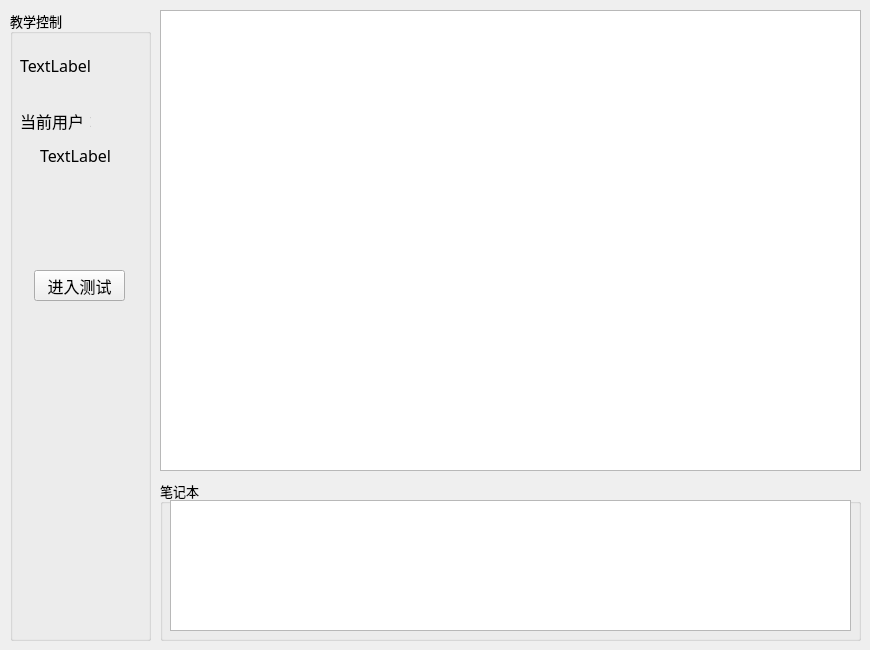
Above: PatternKnowledgeEducationSystem/usecase.ui from JosanSun/NewGenerationNetworkEducation before the change. Below: the same form after it.
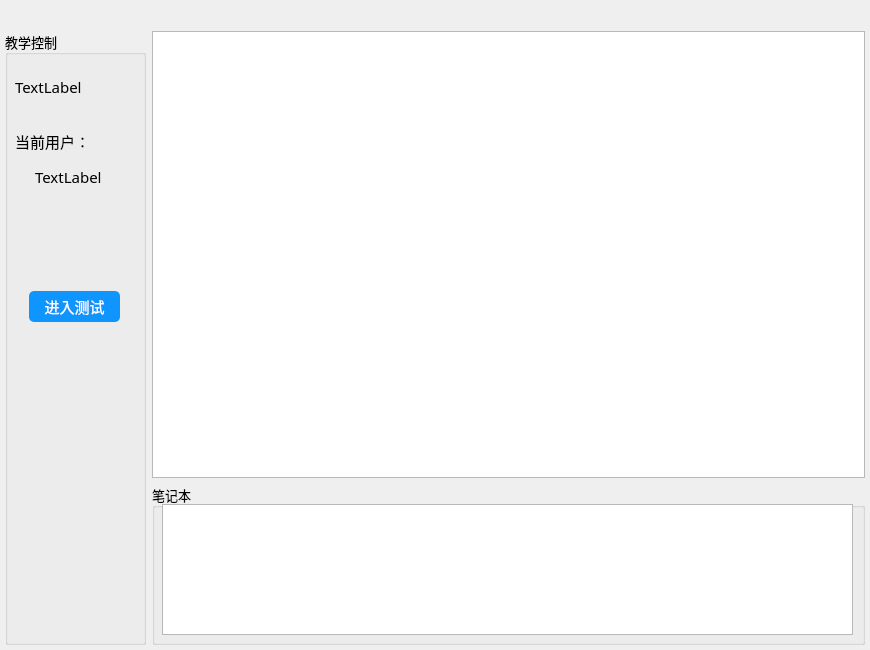
That is the form after the change. Icons and pictures are not drawn.

```diff
--- a/PatternKnowledgeEducationSystem/usecase.ui
+++ b/PatternKnowledgeEducationSystem/usecase.ui
@@ -35,56 +35,104 @@
    <iconset resource="educationsystem.qrc">
     <normaloff>:/images/icon.png</normaloff>:/images/icon.png</iconset>
   </property>
-  <widget class="QTextBrowser" name="textBrowser">
-   <property name="geometry">
-    <rect>
-     <x>160</x>
-     <y>10</y>
-     <width>701</width>
-     <height>461</height>
-    </rect>
+  <layout class="QVBoxLayout" name="verticalLayout_2">
+   <property name="spacing">
+    <number>0</number>
    </property>
-  </widget>
-  <widget class="QGroupBox" name="groupBox">
-   <property name="geometry">
-    <rect>
-     <x>160</x>
-     <y>480</y>
-     <width>701</width>
-     <height>161</height>
-    </rect>
+   <property name="leftMargin">
+    <number>0</number>
    </property>
-   <property name="contextMenuPolicy">
-    <enum>Qt::NoContextMenu</enum>
+   <property name="topMargin">
+    <number>0</number>
    </property>
-   <property name="title">
-    <string>笔记本</string>
+   <property name="rightMargin">
+    <number>0</number>
    </property>
-   <property name="checkable">
-    <bool>false</bool>
+   <property name="bottomMargin">
+    <number>0</number>
    </property>
-   <widget class="QTextEdit" name="textEdit">
-    <property name="geometry">
-     <rect>
-      <x>10</x>
-      <y>20</y>
-      <width>681</width>
-      <height>131</height>
-     </rect>
-    </property>
-    <property name="readOnly">
-     <bool>false</bool>
-    </property>
-   </widget>
-  </widget>
+   <item>
+    <layout class="QHBoxLayout" name="horizontalLayout_2">
+     <property name="spacing">
+      <number>0</number>
+     </property>
+     <item>
+      <spacer name="horizontalSpacer">
+       <property name="orientation">
+        <enum>Qt::Horizontal</enum>
+       </property>
+       <property name="sizeHint" stdset="0">
+        <size>
+         <width>40</width>
+         <height>20</height>
+        </size>
+       </property>
+      </spacer>
+     </item>
+     <item>
+      <widget class="QPushButton" name="buttonMin">
+       <property name="styleSheet">
+        <string notr="true">QPushButton#buttonClose
+{
+    background-color:transparent;
+}</string>
+       </property>
+       <property name="text">
+        <string/>
+       </property>
+       <property name="flat">
+        <bool>true</bool>
+       </property>
+      </widget>
+     </item>
+     <item>
+      <widget class="QPushButton" name="buttonClose">
+       <property name="styleSheet">
+        <string notr="true">QPushButton#buttonClose
+{
+    background-color:transparent;
+}</string>
+       </property>
+       <property name="text">
+        <string/>
+       </property>
+       <property name="flat">
+        <bool>true</bool>
+       </property>
+      </widget>
+     </item>
+    </layout>
+   </item>
+   <item>
+    <layout class="QHBoxLayout" name="horizontalLayout">
+     <property name="leftMargin">
+      <number>5</number>
+     </property>
+     <property name="topMargin">
+      <number>5</number>
+     </property>
+     <property name="rightMargin">
+      <number>5</number>
+     </property>
+     <property name="bottomMargin">
+      <number>5</number>
+     </property>
+     <item>
   <widget class="QGroupBox" name="groupBox_2">
-   <property name="geometry">
-    <rect>
-     <x>10</x>
-     <y>10</y>
+       <property name="sizePolicy">
+        <sizepolicy hsizetype="Fixed" vsizetype="Preferred">
+         <horstretch>0</horstretch>
+         <verstretch>0</verstretch>
+        </sizepolicy>
+       </property>
+       <property name="minimumSize">
+        <size>
      <width>141</width>
-     <height>631</height>
-    </rect>
+         <height>0</height>
+        </size>
+       </property>
+       <property name="styleSheet">
+        <string notr="true">font: 11pt &quot;幼圆&quot;;</string>
    </property>
    <property name="title">
     <string>教学控制</string>
@@ -98,14 +146,36 @@
       <height>31</height>
      </rect>
     </property>
+        <property name="minimumSize">
+         <size>
+          <width>91</width>
+          <height>31</height>
+         </size>
+        </property>
     <property name="font">
      <font>
-      <pointsize>12</pointsize>
-     </font>
-    </property>
+          <family>幼圆</family>
+          <pointsize>11</pointsize>
+          <weight>50</weight>
+          <italic>false</italic>
+          <bold>false</bold>
+         </font>
+        </property>
+        <property name="styleSheet">
+         <string notr="true">QPushButton
+{
+    color:white;
+    background-color:rgb(14 , 150 , 254);
+    border-radius:5px;
+}
+</string>
+        </property>
     <property name="text">
      <string>进入测试</string>
     </property>
+        <property name="flat">
+         <bool>true</bool>
+        </property>
    </widget>
    <widget class="QLabel" name="currentTimeLabel">
     <property name="geometry">
@@ -118,7 +188,11 @@
     </property>
     <property name="font">
      <font>
-      <pointsize>12</pointsize>
+          <family>幼圆</family>
+          <pointsize>11</pointsize>
+          <weight>50</weight>
+          <italic>false</italic>
+          <bold>false</bold>
      </font>
     </property>
     <property name="text">
@@ -136,8 +210,11 @@
     </property>
     <property name="font">
      <font>
-      <family>楷体</family>
-      <pointsize>12</pointsize>
+          <family>幼圆</family>
+          <pointsize>11</pointsize>
+          <weight>50</weight>
+          <italic>false</italic>
+          <bold>false</bold>
      </font>
     </property>
     <property name="text">
@@ -155,7 +232,11 @@
     </property>
     <property name="font">
      <font>
-      <pointsize>12</pointsize>
+          <family>幼圆</family>
+          <pointsize>11</pointsize>
+          <weight>50</weight>
+          <italic>false</italic>
+          <bold>false</bold>
      </font>
     </property>
     <property name="text">
@@ -163,6 +244,65 @@
     </property>
    </widget>
   </widget>
+     </item>
+     <item>
+      <layout class="QVBoxLayout" name="verticalLayout">
+       <item>
+        <widget class="QTextBrowser" name="textBrowser">
+         <property name="sizePolicy">
+          <sizepolicy hsizetype="Expanding" vsizetype="Expanding">
+           <horstretch>0</horstretch>
+           <verstretch>0</verstretch>
+          </sizepolicy>
+         </property>
+        </widget>
+       </item>
+       <item>
+        <widget class="QGroupBox" name="groupBox">
+         <property name="sizePolicy">
+          <sizepolicy hsizetype="Preferred" vsizetype="Fixed">
+           <horstretch>0</horstretch>
+           <verstretch>0</verstretch>
+          </sizepolicy>
+         </property>
+         <property name="minimumSize">
+          <size>
+           <width>0</width>
+           <height>161</height>
+          </size>
+         </property>
+         <property name="contextMenuPolicy">
+          <enum>Qt::NoContextMenu</enum>
+         </property>
+         <property name="styleSheet">
+          <string notr="true">font: 11pt &quot;幼圆&quot;;</string>
+         </property>
+         <property name="title">
+          <string>笔记本</string>
+         </property>
+         <property name="checkable">
+          <bool>false</bool>
+         </property>
+         <widget class="QTextEdit" name="textEdit">
+          <property name="geometry">
+           <rect>
+            <x>10</x>
+            <y>20</y>
+            <width>691</width>
+            <height>131</height>
+           </rect>
+          </property>
+          <property name="readOnly">
+           <bool>false</bool>
+          </property>
+         </widget>
+        </widget>
+       </item>
+      </layout>
+     </item>
+    </layout>
+   </item>
+  </layout>
  </widget>
  <layoutdefault spacing="6" margin="11"/>
  <resources>
```
Lines whose indentation alone changed are shown as unchanged.
